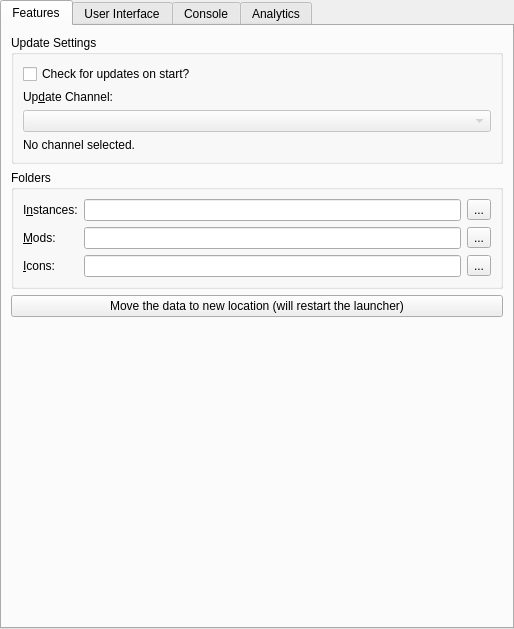
This is launcher/ui/pages/global/LauncherPage.ui in VorwerkUa2/WerkLauncher as Qt 5 draws it before an edit. The edited form follows.
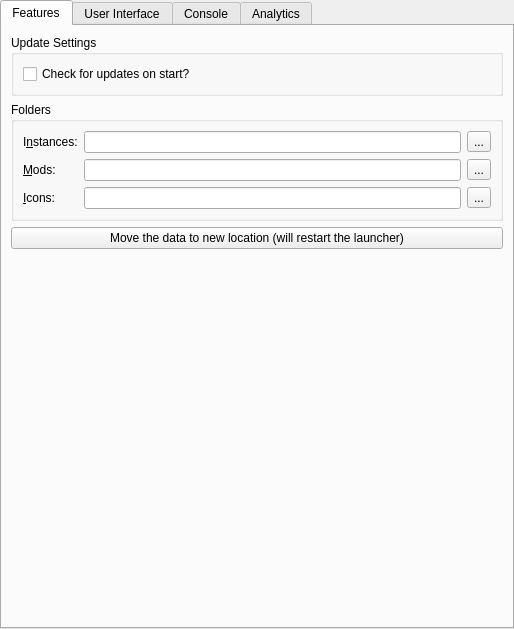
This is the edited form.

Commit message:
NOISSUE Remove concept of switching update channels
It is all develop from now on, we no longer make stable releases.
This means no maintenance of version numbers and removal
of all the overhead associated with making stable releases.

MultiMC 6 might have a better system, but with how infrequent and stable
MultiMC releases are getting, there's no need to have a distinction
between `stable` and `develop` anymore.

```diff
--- a/launcher/ui/pages/global/LauncherPage.ui
+++ b/launcher/ui/pages/global/LauncherPage.ui
@@ -58,33 +58,6 @@
             </property>
            </widget>
           </item>
-          <item>
-           <widget class="QLabel" name="updateChannelLabel">
-            <property name="text">
-             <string>Up&amp;date Channel:</string>
-            </property>
-            <property name="buddy">
-             <cstring>updateChannelComboBox</cstring>
-            </property>
-           </widget>
-          </item>
-          <item>
-           <widget class="QComboBox" name="updateChannelComboBox">
-            <property name="enabled">
-             <bool>false</bool>
-            </property>
-           </widget>
-          </item>
-          <item>
-           <widget class="QLabel" name="updateChannelDescLabel">
-            <property name="text">
-             <string>No channel selected.</string>
-            </property>
-            <property name="wordWrap">
-             <bool>true</bool>
-            </property>
-           </widget>
-          </item>
          </layout>
         </widget>
        </item>
```
Left out of the diff: 1 changed line with no effect on the pictures. The commit also changes 11 other files.
